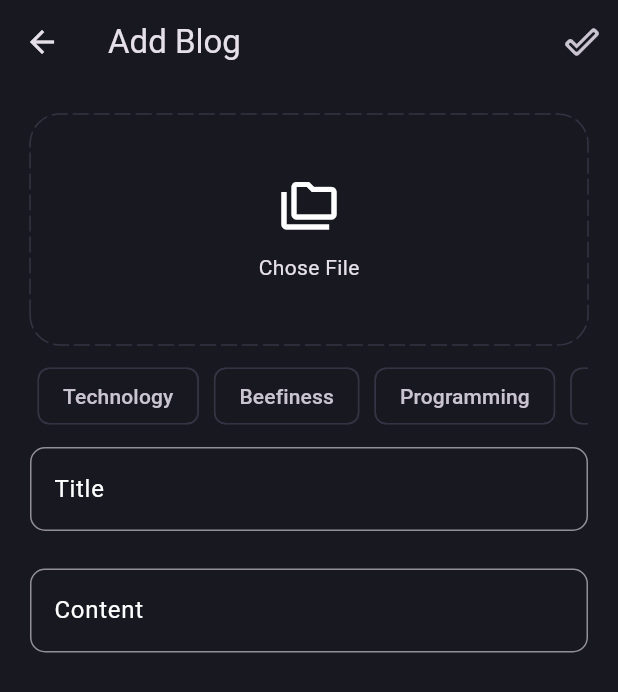
After one commit to HadyAhmed00/Blog_App, a Flutter app: the AddBlogPage screen opened by its route, on a phone screen of 412 x 824 dp. The commit adds this screen. Shown: the top 692 px of the screen. Run offline on Flutter 3.47's test engine with Material 3 defaults, Android fonts, the phone set to English and light mode, and no system bars; drawn by our look-alikes of dotted_border; our stand-ins replace bloc, flutter_bloc, fpdart, get_it, supabase_flutter; missing offline and left inert: dart:ffi; accounts and stored records are empty; network calls fail.

Commit message:
adding the "Add Blog" page and add the usage of the files using Image_picker

```diff
--- a/lib/core/theme/route.dart
+++ b/lib/core/theme/route.dart
@@ -1,12 +1,12 @@
 import 'package:blog/features/auth/ui/pages/signin_page.dart';
 import 'package:blog/features/auth/ui/pages/signup_page.dart';
+import 'package:blog/features/blog/ui/pages/add_blog_page.dart';
 import 'package:flutter/cupertino.dart';
 
-class AppRout{
-
-  static Map<String,WidgetBuilder> appRoutes(var context) => {
-    SigninPage.route : (context) => SigninPage(),
-    SignupPage.route : (context) => SignupPage()
+class AppRout {
+  static Map<String, WidgetBuilder> appRoutes(var context) => {
+    SigninPage.route: (context) => SigninPage(),
+    SignupPage.route: (context) => SignupPage(),
+    AddBlogPage.route: (context) => AddBlogPage(),
   };
-
 }
--- a/lib/core/theme/theme.dart
+++ b/lib/core/theme/theme.dart
@@ -5,6 +5,11 @@ class AppTheme {
   static final darkTheme = ThemeData.dark().copyWith(
     scaffoldBackgroundColor: AppPallete.backgroundColor,
     appBarTheme: AppBarTheme(backgroundColor: AppPallete.backgroundColor),
+    chipTheme: ChipThemeData().copyWith(
+      color: WidgetStatePropertyAll(AppPallete.backgroundColor),
+      side: BorderSide.none
+
+    ),
     inputDecorationTheme: InputDecorationTheme(
       labelStyle: TextStyle(color: Colors.white),
       hintStyle: TextStyle(color: AppPallete.borderColor),
@@ -16,6 +21,7 @@ class AppTheme {
         borderSide: BorderSide(color: AppPallete.gradient2),
         borderRadius: BorderRadius.all(Radius.circular(10)),
       ),
+
     ),
   );
 }
--- a/lib/features/auth/data/data_source/remote_data_sorce.dart
+++ b/lib/features/auth/data/data_source/remote_data_sorce.dart
@@ -70,9 +70,12 @@ class AuthRemoteDataSourceSupabaseImpl implements AuthRemoteDataSource {
             .from("profiles")
             .select()
             .eq("id", currentUserSession!.user.id);
-        return UserModel.fromJson(
-          res.first,
-        ).copyWith(email: currentUserSession!.user.email);
+        print(res.first);
+        return UserModel(
+          id: res.first["id"],
+          name: res.first["name"],
+          email: "email",
+        );
       } else {
         return null;
       }
--- a/lib/features/auth/data/models/user_model.dart
+++ b/lib/features/auth/data/models/user_model.dart
@@ -5,7 +5,7 @@ class UserModel extends User {
 
   factory UserModel.fromJson(Map<String, dynamic> map) => UserModel(
     id: map['id'],
-    name: map['user_metadata']['Name'],
+    name: map['user_metadata']['Name'] ?? "",
     email: map['email'],
   );
 
--- a/lib/features/auth/ui/bloc/auth_bloc.dart
+++ b/lib/features/auth/ui/bloc/auth_bloc.dart
@@ -1,4 +1,3 @@
-import 'dart:async';
 
 import 'package:blog/core/common/cubits/user_login/user_login_cubit.dart';
 import 'package:blog/core/usecase/usecase.dart';
@@ -30,14 +29,15 @@ class AuthBloc extends Bloc<AuthEvent, AuthState> {
        _currentUser = currentUser,
        _userLoginCubits = userLoginCubit,
        super(AuthInitial()) {
-    on<AuthEvent>((_,emit)=> emit(AuthLoading()));
+
+    on<AuthEvent>((_, emit) => emit(AuthLoading()),);
     on<AuthSignUp>(_authSignUp);
     on<AuthSignIn>(_authSignIn);
     on<AuthIsUserLoggedIn>(_authIsUserLoggedIn);
   }
 
   void _authSignUp(AuthSignUp event, Emitter<AuthState> emit) async {
-    emit(AuthLoading());
+
     final res = await _signupUsecase(
       SignupPrams(
         name: event.name,
@@ -49,7 +49,7 @@ class AuthBloc extends Bloc<AuthEvent, AuthState> {
   }
 
   void _authSignIn(AuthSignIn event, Emitter<AuthState> emit) async {
-    emit(AuthLoading());
+
     final res = await _signinUsecase(
       SigninPrams(email: event.email, password: event.password),
     );
@@ -60,6 +60,7 @@ class AuthBloc extends Bloc<AuthEvent, AuthState> {
     AuthIsUserLoggedIn event,
     Emitter<AuthState> emit,
   ) async {
+
     final res = await _currentUser(Noparams());
     res.fold((l) => emit(AuthFailed(l.massage)), (r) => _emitSuccess(r,emit));
   }
--- a/lib/features/auth/ui/pages/signup_page.dart
+++ b/lib/features/auth/ui/pages/signup_page.dart
@@ -48,6 +48,7 @@ class _SignupPageState extends State<SignupPage> {
             return Loader();
           }
           return Expanded(
+            child: SingleChildScrollView(
               child: Form(
                 key: signupFormKey,
                 child: Column(
@@ -140,6 +141,7 @@ class _SignupPageState extends State<SignupPage> {
                   ],
                 ),
               ),
+            ),
           );
         },
       ),
--- /dev/null
+++ b/lib/features/blog/ui/pages/add_blog_page.dart
@@ -0,0 +1,122 @@
+import 'package:blog/core/theme/app_pallete.dart';
+import 'package:dotted_border/dotted_border.dart';
+import 'package:flutter/foundation.dart';
+import 'package:flutter/material.dart';
+
+import '../widgets/blog_edetor.dart';
+
+class AddBlogPage extends StatefulWidget {
+  const AddBlogPage({super.key});
+
+  static final String route = "/addNote";
+
+  @override
+  State<AddBlogPage> createState() => _AddBlogPageState();
+}
+
+class _AddBlogPageState extends State<AddBlogPage> {
+  final TextEditingController _titleContrloler = TextEditingController();
+  final TextEditingController _contantContrloler = TextEditingController();
+
+  final List<String> selectedTopic = [];
+
+  @override
+  Widget build(BuildContext context) {
+    return Scaffold(
+      appBar: AppBar(
+        title: const Text("Add Blog"),
+        actions: [
+          IconButton(onPressed: () {}, icon: Icon(Icons.done_outline_rounded)),
+        ],
+      ),
+      body: SingleChildScrollView(
+        child: Padding(
+          padding: const EdgeInsets.all(20.0),
+          child: Column(
+            children: [
+              DottedBorder(
+                options: RoundedRectDottedBorderOptions(
+                  color: AppPallete.borderColor,
+                  dashPattern: [10, 4],
+                  strokeCap: StrokeCap.round,
+                  radius: Radius.circular(20),
+                ),
+                child: SizedBox(
+                  height: 150,
+                  width: double.infinity,
+                  child: Column(
+                    mainAxisAlignment: MainAxisAlignment.center,
+                    children: [
+                      Icon(Icons.folder_copy_outlined, size: 40),
+                      SizedBox(height: 10),
+                      Text("Chose File"),
+                    ],
+                  ),
+                ),
+              ),
+              SingleChildScrollView(
+                scrollDirection: Axis.horizontal,
+                child: Row(
+                  children:
+                      [
+                            "Technology",
+                            "Beefiness",
+                            "Programming",
+                            "Entertainment",
+                          ]
+                          .map(
+                            (e) => Padding(
+                              padding: const EdgeInsets.symmetric(
+                                horizontal: 5,
+                                vertical: 10,
+                              ),
+                              child: GestureDetector(
+                                onTap: () {
+                                  if (selectedTopic.contains(e)) {
+                                    selectedTopic.remove(e);
+                                  } else {
+                                    selectedTopic.add(e);
+                                  }
+                                  if (kDebugMode) {
+                                    print(selectedTopic);
+                                  }
+                                  setState(() {
+
+                                  });
+                                },
+                                child: Chip(
+                                  label: Text(e),
+                                  side: BorderSide(
+                                    color: AppPallete.borderColor,
+                                  ),
+                                  backgroundColor: AppPallete.backgroundColor,
+                                  color: selectedTopic.contains(e)
+                                      ? WidgetStatePropertyAll(
+                                          AppPallete.gradient1,
+                                        )
+                                      : null,
+                                ),
+                              ),
+                            ),
+                          )
+                          .toList(),
+                ),
+              ),
+              BlogEditor(
+                controller: _titleContrloler,
+                lable: "Title",
+                hint: "Enter The Title",
+              ),
+              SizedBox(height: 25),
+              BlogEditor(
+                controller: _contantContrloler,
+                lable: "Content",
+                hint: "Enter The content",
+              ),
+            ],
+          ),
+        ),
+      ),
+    );
+  }
+}
--- /dev/null
+++ b/lib/features/blog/ui/widgets/blog_edetor.dart
@@ -0,0 +1,46 @@
+import 'package:flutter/cupertino.dart';
+import 'package:flutter/material.dart';
+
+import '../../../../core/theme/app_pallete.dart';
+
+class BlogEditor extends StatelessWidget {
+  final TextEditingController controller;
+  final String hint;
+  final String lable;
+
+  const BlogEditor({
+    super.key,
+    required this.controller,
+    required this.hint,
+    required this.lable,
+  });
+
+  @override
+  Widget build(BuildContext context) {
+    return TextFormField(
+      controller: controller,
+      decoration: authInputDecoration(lable: lable, hint: hint),
+      maxLines: null,
+    );
+  }
+
+  InputDecoration authInputDecoration({
+    required final String hint,
+    required final String lable,
+  }) {
+    return InputDecoration(
+      hintText: hint,
+      labelText: lable,
+      labelStyle: TextStyle(color: Colors.white),
+      hintStyle: TextStyle(color: AppPallete.borderColor),
+      border: OutlineInputBorder(
+        borderSide: BorderSide(color: AppPallete.borderColor),
+        borderRadius: BorderRadius.all(Radius.circular(10)),
+      ),
+      focusedBorder: OutlineInputBorder(
+        borderSide: BorderSide(color: AppPallete.gradient2),
+        borderRadius: BorderRadius.all(Radius.circular(10)),
+      ),
+    );
+  }
+}
--- a/lib/main.dart
+++ b/lib/main.dart
@@ -8,6 +8,8 @@ import 'package:blog/features/auth/ui/pages/signin_page.dart';
 import 'package:blog/init_dependances.dart';
 import 'package:flutter/material.dart';
 import 'package:flutter_bloc/flutter_bloc.dart';
+
+import 'features/blog/ui/pages/blog_page.dart';
 
 void main() async {
   WidgetsFlutterBinding.ensureInitialized();
@@ -49,7 +51,7 @@ class _MyAppState extends State<MyApp> {
         },
         builder: (context, isLoggedIn) {
           if (isLoggedIn) {
-            return Scaffold(body: Center(child: Text("HomePage")));
+            return BlogPage();
           } else {
             return SigninPage();
           }
--- a/pubspec.yaml
+++ b/pubspec.yaml
@@ -38,6 +38,8 @@ dependencies:
   supabase_flutter: ^2.9.1
   flutter_bloc: ^9.1.1
   get_it: ^8.0.3
+  dotted_border: ^3.0.1
+  image_picker: ^1.1.2
 
 dev_dependencies:
   flutter_test:
```
Also changed, not shown: pubspec.lock, 6 other files. Lines whose indentation alone changed are shown as unchanged.
